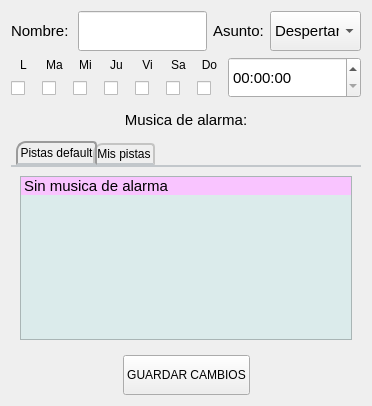
Old version of the form GUI/CUERPO/DISENO/itemAlarmaEdit_dise.ui in the repository ronihdzz/IoT_domotica.
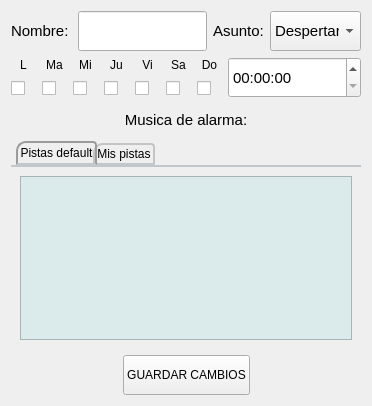
New version of the form. The open tabs and pages were chosen to show the change. Icons and pictures are not drawn.

What changed in the file:
```diff
--- a/GUI/CUERPO/DISENO/itemAlarmaEdit_dise.ui
+++ b/GUI/CUERPO/DISENO/itemAlarmaEdit_dise.ui
@@ -780,13 +780,8 @@
 }</string>
          </property>
          <property name="currentRow">
-          <number>0</number>
+          <number>-1</number>
          </property>
-         <item>
-          <property name="text">
-           <string>Sin musica de alarma</string>
-          </property>
-         </item>
         </widget>
        </item>
       </layout>
```
Left out of the diff: 9 changed lines with no effect on the pictures.
